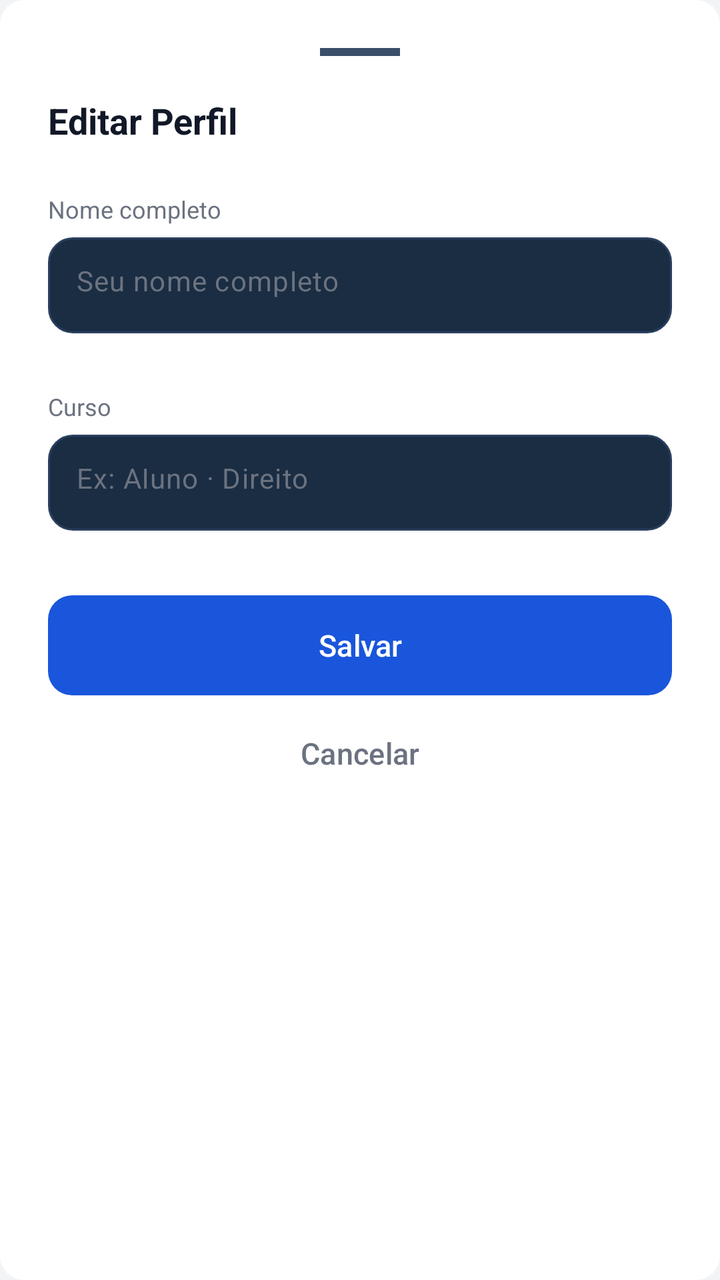
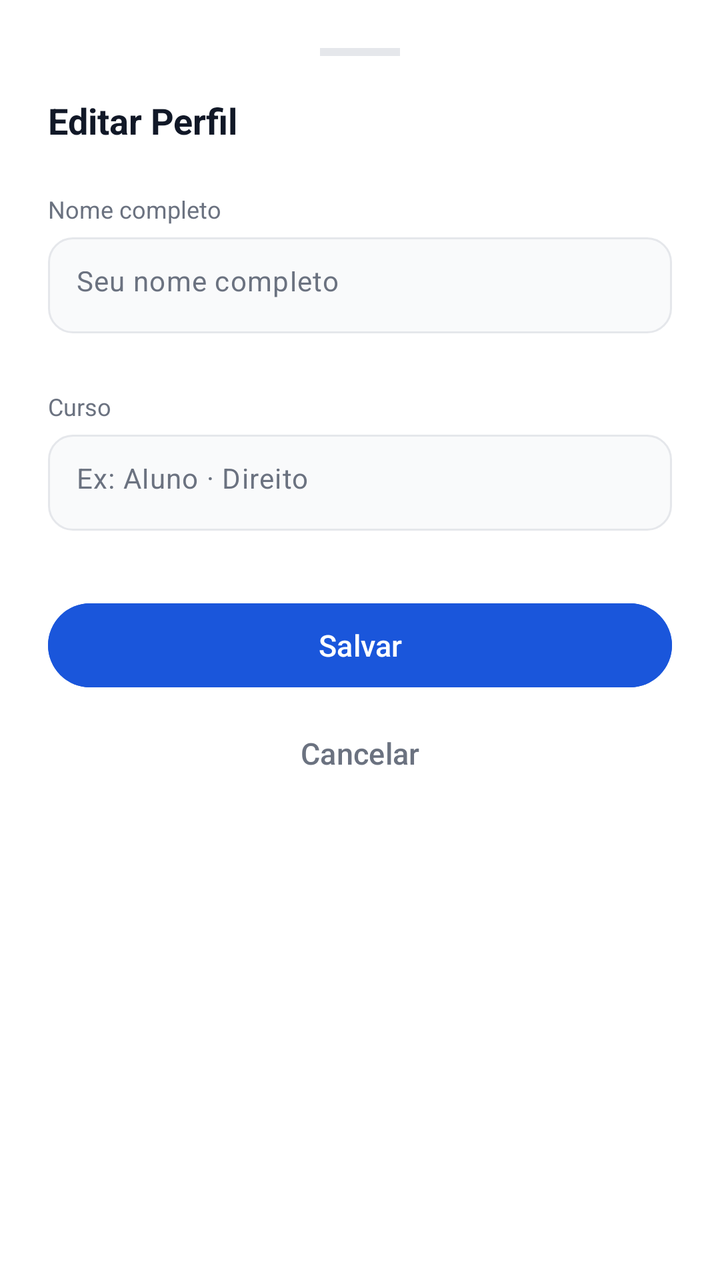

Compare the two renders of this Android layout. The source of the first and the diff that turns it into the second are given below.
<!-- AndroidManifest.xml: application theme Theme.DEVWEB -->
<!-- res/layout/dialog_edit_profile.xml -->
<?xml version="1.0" encoding="utf-8"?>
<LinearLayout xmlns:android="http://schemas.android.com/apk/res/android"
    xmlns:app="http://schemas.android.com/apk/res-auto"
    android:layout_width="match_parent"
    android:layout_height="wrap_content"
    android:orientation="vertical"
    android:padding="24dp"
    android:background="@drawable/bg_card">

    
    <View
        android:layout_width="40dp"
        android:layout_height="4dp"
        android:layout_gravity="center_horizontal"
        android:layout_marginBottom="20dp"
        android:background="#3A4E6A" />

    
    <TextView
        android:layout_width="wrap_content"
        android:layout_height="wrap_content"
        android:text="@string/profile_edit_btn"
        android:textSize="18sp"
        android:textStyle="bold"
        android:textColor="@color/text_primary"
        android:layout_marginBottom="24dp" />

    
    <TextView
        android:layout_width="wrap_content"
        android:layout_height="wrap_content"
        android:text="@string/name_hint"
        android:textSize="12sp"
        android:textColor="@color/text_secondary"
        android:layout_marginBottom="6dp" />

    
    <com.google.android.material.textfield.TextInputLayout
        android:id="@+id/tilName"
        android:layout_width="match_parent"
        android:layout_height="wrap_content"
        app:hintEnabled="false"
        app:errorEnabled="true"
        app:errorTextColor="@color/text_red"
        android:layout_marginBottom="8dp">

        <com.google.android.material.textfield.TextInputEditText
            android:id="@+id/etName"
            android:layout_width="match_parent"
            android:layout_height="48dp"
            android:paddingStart="14dp"
            android:paddingEnd="14dp"
            android:textSize="14sp"
            android:textColor="@color/text_primary"
            android:hint="Seu nome completo"
            android:textColorHint="@color/text_secondary"
            android:background="@drawable/input_background"
            android:inputType="textPersonName"
            android:singleLine="true" />
    </com.google.android.material.textfield.TextInputLayout>

    
    <TextView
        android:layout_width="wrap_content"
        android:layout_height="wrap_content"
        android:text="Curso"
        android:textSize="12sp"
        android:textColor="@color/text_secondary"
        android:layout_marginBottom="6dp" />

    
    <com.google.android.material.textfield.TextInputLayout
        android:id="@+id/tilCourse"
        android:layout_width="match_parent"
        android:layout_height="wrap_content"
        app:hintEnabled="false"
        app:errorEnabled="true"
        app:errorTextColor="@color/text_red"
        android:layout_marginBottom="12dp">

        <com.google.android.material.textfield.TextInputEditText
            android:id="@+id/etCourse"
            android:layout_width="match_parent"
            android:layout_height="48dp"
            android:paddingStart="14dp"
            android:paddingEnd="14dp"
            android:textSize="14sp"
            android:textColor="@color/text_primary"
            android:hint="Ex: Aluno · Direito"
            android:textColorHint="@color/text_secondary"
            android:background="@drawable/input_background"
            android:inputType="text"
            android:singleLine="true" />
    </com.google.android.material.textfield.TextInputLayout>

    
    <Button
        android:id="@+id/btnSave"
        android:layout_width="match_parent"
        android:layout_height="50dp"
        android:text="@string/btn_save"
        android:textSize="15sp"
        android:textColor="@color/white"
        android:background="@drawable/bg_button_orange"
        android:stateListAnimator="@null" />

    
    <Button
        android:id="@+id/btnCancel"
        android:layout_width="match_parent"
        android:layout_height="50dp"
        android:text="@string/btn_cancel"
        android:textSize="15sp"
        android:textColor="@color/text_secondary"
        android:background="@android:color/transparent"
        android:stateListAnimator="@null"
        android:layout_marginTop="4dp" />

</LinearLayout>
<!-- resources referenced by this layout -->
<resources>
  <color name="text_primary">@color/text_primary_light</color>
  <color name="text_red">@color/status_unavailable</color>
  <color name="text_secondary">@color/text_secondary_light</color>
  <color name="white">#FFFFFF</color>
  <!-- drawable bg_button_orange (drawable) -->
  <?xml version="1.0" encoding="utf-8"?>
  <ripple xmlns:android="http://schemas.android.com/apk/res/android"
      android:color="#40FFFFFF">
      <item>
          <shape android:shape="rectangle">
              <solid android:color="@color/brand_orange" />
              <corners android:radius="12dp" />
          </shape>
      </item>
  </ripple>
  <!-- drawable bg_card (drawable) -->
  <?xml version="1.0" encoding="utf-8"?>
  <shape xmlns:android="http://schemas.android.com/apk/res/android">
      <solid android:color="@color/bg_card" />
      <corners android:radius="12dp" />
  </shape>
  <!-- drawable input_background (drawable) -->
  <?xml version="1.0" encoding="utf-8"?>
  <shape xmlns:android="http://schemas.android.com/apk/res/android"
      android:shape="rectangle">
  
      <solid android:color="#1A2D42" />
  
      <stroke
          android:width="1dp"
          android:color="#2A4060" />
  
      <corners android:radius="12dp" />
  
  </shape>
  <string name="btn_cancel">Cancelar</string>
  <string name="btn_save">Salvar</string>
  <string name="name_hint">Nome completo</string>
  <string name="profile_edit_btn">Editar Perfil</string>
  <style name="Theme.DEVWEB" parent="Base.Theme.DEVWEB" />
  <color name="text_primary_light">#111827</color>
  <color name="status_unavailable">#EF4444</color>
  <color name="text_secondary_light">#6B7280</color>
  <color name="brand_orange">#1A56DB</color>
  <color name="bg_card">@color/white</color>
  <style name="Base.Theme.DEVWEB" parent="Theme.Material3.DayNight.NoActionBar">
          <item name="colorPrimary">@color/blue_royal</item>
          <item name="colorPrimaryVariant">@color/blue_deep</item>
          <item name="colorOnPrimary">@color/white</item>
          <item name="colorSecondary">@color/blue_soft</item>
          <item name="colorOnSecondary">@color/blue_deep</item>
          <item name="android:colorBackground">@color/background_light</item>
          <item name="colorSurface">@color/white</item>
          <item name="colorOnSurface">@color/text_primary_light</item>
      </style>
  <color name="blue_royal">#1A56DB</color>
  <color name="blue_deep">#1E429F</color>
  <color name="blue_soft">#76A9FA</color>
  <color name="background_light">#F3F4F6</color>
</resources>

<!-- the commit's change to res/layout/dialog_edit_profile.xml (unified diff, before → after) -->
@@ -5,7 +5,7 @@
     android:layout_height="wrap_content"
     android:orientation="vertical"
     android:padding="24dp"
-    android:background="@drawable/bg_card">
+    android:background="@color/white">
 
     
     <View
@@ -13,25 +13,25 @@
         android:layout_height="4dp"
         android:layout_gravity="center_horizontal"
         android:layout_marginBottom="20dp"
-        android:background="#3A4E6A" />
+        android:background="#E5E7EB" />
 
     
     <TextView
         android:layout_width="wrap_content"
         android:layout_height="wrap_content"
-        android:text="@string/profile_edit_btn"
+        android:text="Editar Perfil"
         android:textSize="18sp"
         android:textStyle="bold"
-        android:textColor="@color/text_primary"
+        android:textColor="@color/text_primary_light"
         android:layout_marginBottom="24dp" />
 
     
     <TextView
         android:layout_width="wrap_content"
         android:layout_height="wrap_content"
-        android:text="@string/name_hint"
+        android:text="Nome completo"
         android:textSize="12sp"
-        android:textColor="@color/text_secondary"
+        android:textColor="@color/text_secondary_light"
         android:layout_marginBottom="6dp" />
 
     
@@ -51,10 +51,10 @@
             android:paddingStart="14dp"
             android:paddingEnd="14dp"
             android:textSize="14sp"
-            android:textColor="@color/text_primary"
+            android:textColor="@color/text_primary_light"
             android:hint="Seu nome completo"
-            android:textColorHint="@color/text_secondary"
-            android:background="@drawable/input_background"
+            android:textColorHint="@color/text_secondary_light"
+            android:background="@drawable/bg_edit_profile_input"
             android:inputType="textPersonName"
             android:singleLine="true" />
     </com.google.android.material.textfield.TextInputLayout>
@@ -65,7 +65,7 @@
         android:layout_height="wrap_content"
         android:text="Curso"
         android:textSize="12sp"
-        android:textColor="@color/text_secondary"
+        android:textColor="@color/text_secondary_light"
         android:layout_marginBottom="6dp" />
 
     
@@ -85,10 +85,10 @@
             android:paddingStart="14dp"
             android:paddingEnd="14dp"
             android:textSize="14sp"
-            android:textColor="@color/text_primary"
+            android:textColor="@color/text_primary_light"
             android:hint="Ex: Aluno · Direito"
-            android:textColorHint="@color/text_secondary"
-            android:background="@drawable/input_background"
+            android:textColorHint="@color/text_secondary_light"
+            android:background="@drawable/bg_edit_profile_input"
             android:inputType="text"
             android:singleLine="true" />
     </com.google.android.material.textfield.TextInputLayout>
@@ -100,8 +100,8 @@
         android:layout_height="50dp"
         android:text="@string/btn_save"
         android:textSize="15sp"
-        android:textColor="@color/white"
-        android:background="@drawable/bg_button_orange"
+        android:textColor="#FFFFFF"
+        android:backgroundTint="@color/blue_royal"
         android:stateListAnimator="@null" />
 
     
@@ -111,7 +111,7 @@
         android:layout_height="50dp"
         android:text="@string/btn_cancel"
         android:textSize="15sp"
-        android:textColor="@color/text_secondary"
+        android:textColor="@color/text_secondary_light"
         android:background="@android:color/transparent"
         android:stateListAnimator="@null"
         android:layout_marginTop="4dp" />
<!-- resource entries referenced after the edit -->
@@ -1,51 +1,24 @@
 <!-- resources referenced by this layout -->
 <resources>
-  <color name="text_primary">@color/text_primary_light</color>
   <color name="text_red">@color/status_unavailable</color>
-  <color name="text_secondary">@color/text_secondary_light</color>
   <color name="white">#FFFFFF</color>
-  <!-- drawable bg_button_orange (drawable) -->
-  <?xml version="1.0" encoding="utf-8"?>
-  <ripple xmlns:android="http://schemas.android.com/apk/res/android"
-      android:color="#40FFFFFF">
-      <item>
-          <shape android:shape="rectangle">
-              <solid android:color="@color/brand_orange" />
-              <corners android:radius="12dp" />
-          </shape>
-      </item>
-  </ripple>
-  <!-- drawable bg_card (drawable) -->
-  <?xml version="1.0" encoding="utf-8"?>
-  <shape xmlns:android="http://schemas.android.com/apk/res/android">
-      <solid android:color="@color/bg_card" />
-      <corners android:radius="12dp" />
-  </shape>
-  <!-- drawable input_background (drawable) -->
+  <!-- drawable bg_edit_profile_input (drawable) -->
   <?xml version="1.0" encoding="utf-8"?>
   <shape xmlns:android="http://schemas.android.com/apk/res/android"
       android:shape="rectangle">
-  
-      <solid android:color="#1A2D42" />
-  
+      <solid android:color="#F9FAFB" />
       <stroke
           android:width="1dp"
-          android:color="#2A4060" />
-  
+          android:color="#E5E7EB" />
       <corners android:radius="12dp" />
-  
   </shape>
   <string name="btn_cancel">Cancelar</string>
   <string name="btn_save">Salvar</string>
-  <string name="name_hint">Nome completo</string>
-  <string name="profile_edit_btn">Editar Perfil</string>
   <style name="Theme.DEVWEB" parent="Base.Theme.DEVWEB" />
   <color name="text_primary_light">#111827</color>
   <color name="status_unavailable">#EF4444</color>
   <color name="text_secondary_light">#6B7280</color>
-  <color name="brand_orange">#1A56DB</color>
-  <color name="bg_card">@color/white</color>
-  <style name="Base.Theme.DEVWEB" parent="Theme.Material3.DayNight.NoActionBar">
+  <style name="Base.Theme.DEVWEB" parent="Theme.Material3.Light.NoActionBar">
           <item name="colorPrimary">@color/blue_royal</item>
           <item name="colorPrimaryVariant">@color/blue_deep</item>
           <item name="colorOnPrimary">@color/white</item>
